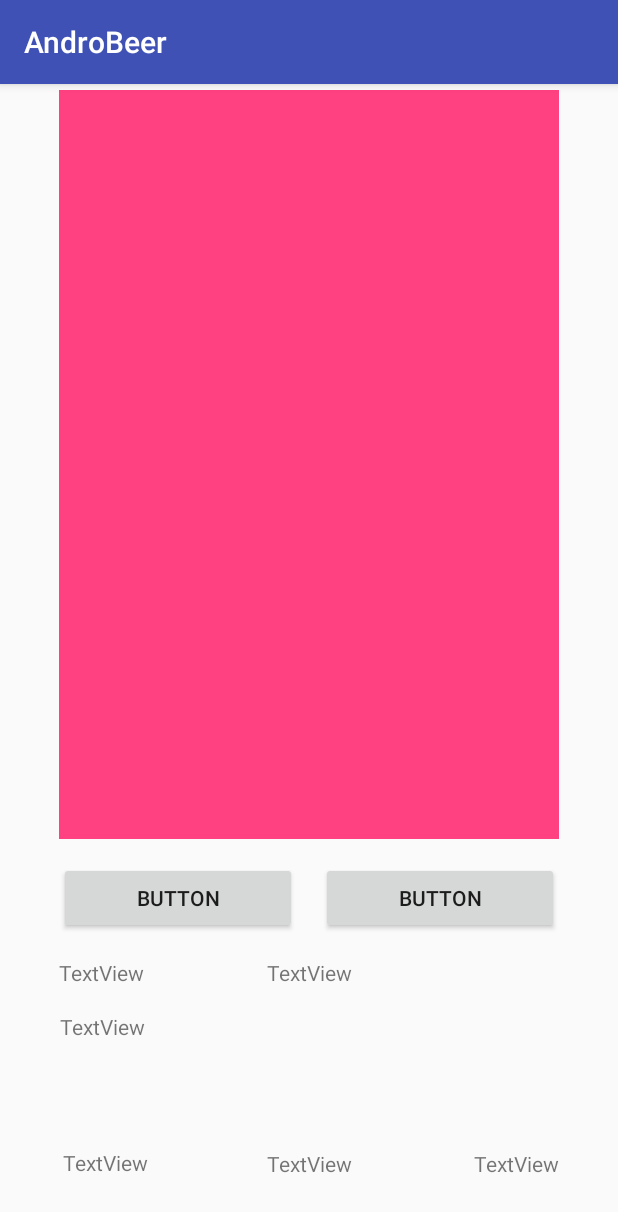
After one commit to msieczkowski/AndroBeer, an Android app: the BeerDetailsActivity screen opened directly, with no data from a screen before it, on a phone screen of 412 x 824 dp. The commit adds this screen. Shown: the top 1212 px of the screen. Run offline under Robolectric (Android 15) with nearby library versions, the phone set to English and light mode, and no system bars; network calls fail.

Commit message:
Single beer activity

```diff
--- a/app/src/main/AndroidManifest.xml
+++ b/app/src/main/AndroidManifest.xml
@@ -1,6 +1,8 @@
 <?xml version="1.0" encoding="utf-8"?>
 <manifest xmlns:android="http://schemas.android.com/apk/res/android"
     package="com.example.lp.beer">
+
+    <uses-permission android:name="android.permission.INTERNET" />
 
     <application
         android:allowBackup="true"
@@ -16,8 +18,7 @@
                 <category android:name="android.intent.category.LAUNCHER" />
             </intent-filter>
         </activity>
+        <activity android:name=".BeerDetailsActivity" />
     </application>
 
-    <uses-permission android:name="android.permission.INTERNET" />
-
 </manifest>
--- /dev/null
+++ b/app/src/main/java/com/example/lp/beer/BeerDetailsActivity.java
@@ -0,0 +1,13 @@
+package com.example.lp.beer;
+
+import android.support.v7.app.AppCompatActivity;
+import android.os.Bundle;
+
+public class BeerDetailsActivity extends AppCompatActivity {
+
+    @Override
+    protected void onCreate(Bundle savedInstanceState) {
+        super.onCreate(savedInstanceState);
+        setContentView(R.layout.activity_beer_details);
+    }
+}
--- a/app/src/main/java/com/example/lp/beer/MainActivity.java
+++ b/app/src/main/java/com/example/lp/beer/MainActivity.java
@@ -1,5 +1,6 @@
 package com.example.lp.beer;
 
+import android.content.Intent;
 import android.support.annotation.NonNull;
 import android.support.v7.app.AppCompatActivity;
 import android.os.Bundle;
@@ -31,7 +32,7 @@ import java.util.List;
 import java.util.ListIterator;
 
 public class MainActivity extends AppCompatActivity {
-
+    public static final String EXTRA_MESSAGE = "com.example.lp.beer.BeerDetails";
    // EditText etGitHubUser; // This will be a reference to our GitHub username input.
     //Button btnGetRepos;  // This is a reference to the "Get Repos" button.
     TextView tvRepoList;  // This will reference our repo list text box.
@@ -144,4 +145,13 @@ public class MainActivity extends AppCompatActivity {
     {
         this.beers.add(aBeer);
     }
+    /** Called when user click on row */
+    public void viewOneBeer(View view)
+    {
+        Intent intent = new Intent(this, BeerDetailsActivity.class);
+        /** DONNER ID */
+        String id = "5a69b51afcc13c1f40f52f23";
+        intent.putExtra(EXTRA_MESSAGE, id);
+        startActivity(intent);
+    }
 }
--- /dev/null
+++ b/app/src/main/res/layout/activity_beer_details.xml
@@ -0,0 +1,108 @@
+<?xml version="1.0" encoding="utf-8"?>
+<android.support.constraint.ConstraintLayout xmlns:android="http://schemas.android.com/apk/res/android"
+    xmlns:app="http://schemas.android.com/apk/res-auto"
+    xmlns:tools="http://schemas.android.com/tools"
+    android:layout_width="match_parent"
+    android:layout_height="match_parent"
+    tools:context="com.example.lp.beer.BeerDetailsActivity"
+    tools:layout_editor_absoluteY="81dp">
+
+    <ImageView
+        android:id="@+id/imageView"
+        android:layout_width="0dp"
+        android:layout_height="0dp"
+        android:layout_marginBottom="15dp"
+        android:layout_marginEnd="39dp"
+        android:layout_marginStart="39dp"
+        android:layout_marginTop="4dp"
+        app:layout_constraintBottom_toTopOf="@+id/button"
+        app:layout_constraintEnd_toEndOf="parent"
+        app:layout_constraintStart_toStartOf="parent"
+        app:layout_constraintTop_toTopOf="parent"
+        app:srcCompat="@color/colorAccent" />
+
+    <Button
+        android:id="@+id/button"
+        android:layout_width="0dp"
+        android:layout_height="wrap_content"
+        android:layout_marginEnd="16dp"
+        android:layout_marginStart="39dp"
+        android:text="Button"
+        app:layout_constraintBaseline_toBaselineOf="@+id/button2"
+        app:layout_constraintEnd_toStartOf="@+id/button2"
+        app:layout_constraintStart_toStartOf="parent" />
+
+    <Button
+        android:id="@+id/button2"
+        android:layout_width="0dp"
+        android:layout_height="wrap_content"
+        android:layout_marginBottom="201dp"
+        android:layout_marginEnd="39dp"
+        android:text="Button"
+        app:layout_constraintBottom_toBottomOf="parent"
+        app:layout_constraintEnd_toEndOf="parent"
+        app:layout_constraintStart_toEndOf="@+id/button" />
+
+    <TextView
+        android:id="@+id/textView"
+        android:layout_width="wrap_content"
+        android:layout_height="wrap_content"
+        android:layout_marginTop="16dp"
+        android:text="TextView"
+        app:layout_constraintStart_toStartOf="@+id/button"
+        app:layout_constraintTop_toBottomOf="@+id/button" />
+
+    <TextView
+        android:id="@+id/textView2"
+        android:layout_width="wrap_content"
+        android:layout_height="wrap_content"
+        android:layout_marginTop="16dp"
+        android:text="TextView"
+        app:layout_constraintEnd_toEndOf="parent"
+        app:layout_constraintStart_toStartOf="parent"
+        app:layout_constraintTop_toBottomOf="@+id/button" />
+
+    <TextView
+        android:id="@+id/textView3"
+        android:layout_width="0dp"
+        android:layout_height="77dp"
+        android:layout_marginBottom="33dp"
+        android:layout_marginEnd="40dp"
+        android:layout_marginStart="40dp"
+        android:layout_marginTop="36dp"
+        android:text="TextView"
+        app:layout_constraintBottom_toBottomOf="@+id/textView4"
+        app:layout_constraintEnd_toEndOf="parent"
+        app:layout_constraintStart_toStartOf="parent"
+        app:layout_constraintTop_toTopOf="@+id/textView" />
+
+    <TextView
+        android:id="@+id/textView4"
+        android:layout_width="wrap_content"
+        android:layout_height="wrap_content"
+        android:layout_marginBottom="39dp"
+        android:layout_marginStart="2dp"
+        android:text="TextView"
+        app:layout_constraintBottom_toBottomOf="parent"
+        app:layout_constraintStart_toStartOf="@+id/textView3" />
+
+    <TextView
+        android:id="@+id/textView5"
+        android:layout_width="wrap_content"
+        android:layout_height="wrap_content"
+        android:layout_marginTop="14dp"
+        android:text="TextView"
+        app:layout_constraintEnd_toEndOf="parent"
+        app:layout_constraintStart_toStartOf="parent"
+        app:layout_constraintTop_toBottomOf="@+id/textView3" />
+
+    <TextView
+        android:id="@+id/textView6"
+        android:layout_width="wrap_content"
+        android:layout_height="wrap_content"
+        android:layout_marginEnd="39dp"
+        android:layout_marginTop="14dp"
+        android:text="TextView"
+        app:layout_constraintEnd_toEndOf="parent"
+        app:layout_constraintTop_toBottomOf="@+id/textView3" />
+</android.support.constraint.ConstraintLayout>
--- a/app/src/main/res/layout/row.xml
+++ b/app/src/main/res/layout/row.xml
@@ -1,30 +1,41 @@
 <?xml version="1.0" encoding="utf-8"?>
-<RelativeLayout xmlns:android="http://schemas.android.com/apk/res/android" xmlns:tools="http://schemas.android.com/tools" android:layout_width="match_parent" android:layout_height="match_parent" android:padding="10dp" >
-    <ImageView android:id="@+id/image" android:layout_width="75dp" android:layout_height="75dp" tools:background="#AAA" />
+<RelativeLayout xmlns:android="http://schemas.android.com/apk/res/android"
+    xmlns:tools="http://schemas.android.com/tools"
+    android:layout_width="match_parent"
+    android:layout_height="match_parent"
+    android:onClick="viewOneBeer"
+    android:padding="10dp">
+
+    <ImageView
+        android:id="@+id/image"
+        android:layout_width="75dp"
+        android:layout_height="75dp"
+        android:cropToPadding="false"
+        tools:background="#AAA" />
 
     <TextView
         android:id="@+id/name"
         android:layout_width="wrap_content"
         android:layout_height="wrap_content"
+        android:layout_alignBottom="@+id/image"
+        android:layout_alignParentTop="true"
         android:layout_marginLeft="5dp"
         android:layout_marginRight="5dp"
+        android:layout_toEndOf="@+id/image"
+        android:layout_toStartOf="@+id/price"
         android:textColor="@android:color/black"
         android:textSize="19sp"
         android:textStyle="bold"
-        tools:text="Nom de la bière"
-        android:layout_alignParentTop="true"
-        android:layout_alignBottom="@+id/image"
-        android:layout_toStartOf="@+id/price"
-        android:layout_toEndOf="@+id/image"/>
+        tools:text="Nom de la bière" />
 
     <TextView
         android:id="@+id/price"
         android:layout_width="wrap_content"
         android:layout_height="wrap_content"
+        android:layout_alignParentEnd="true"
+        android:layout_alignParentTop="true"
         android:textColor="@android:color/black"
         android:textSize="24sp"
-        tools:text="Price"
-        android:layout_alignParentTop="true"
-        android:layout_alignParentEnd="true" />
+        tools:text="Price" />
 
 </RelativeLayout>
--- a/app/src/main/res/values/colors.xml
+++ b/app/src/main/res/values/colors.xml
@@ -1,6 +1,6 @@
 <?xml version="1.0" encoding="utf-8"?>
 <resources>
     <color name="colorPrimary">#3F51B5</color>
-    <color name="colorPrimaryDark">#303F9F</color>
-    <color name="colorAccent">#FF4081</color>
+    <color name="colorPrimaryDark">#303f9f</color>
+    <color name="colorAccent">#ff4081</color>
 </resources>
```
